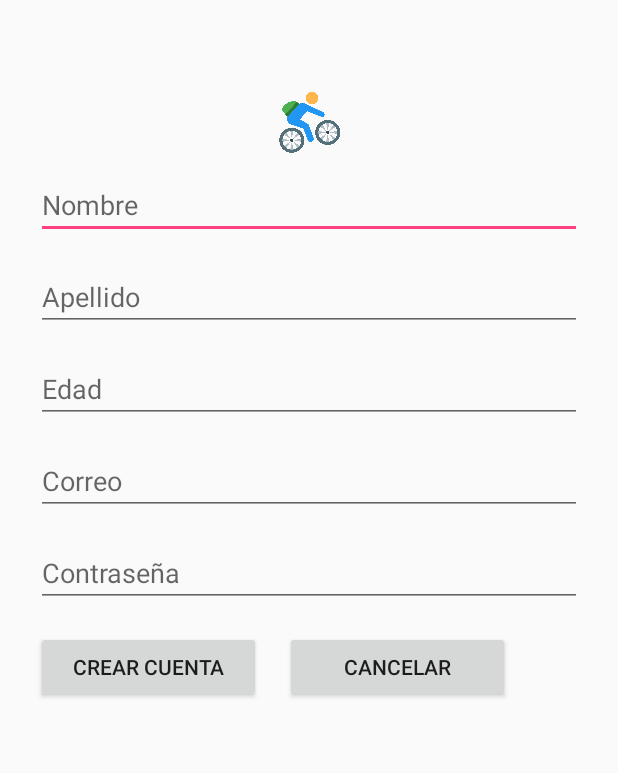
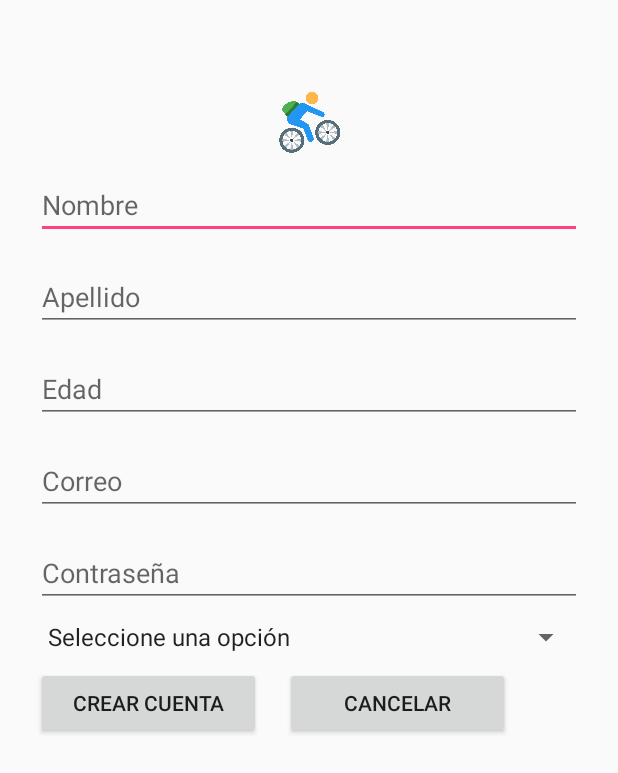
Before and after one commit to PUJCompMovM1730/BikeTrip, an Android app: the screen it shows after launch (CrearCuenta), after a tap on "CREAR CUENTA", on a phone screen of 412 x 824 dp. Shown: the top 773 px of the screen. Run offline under Robolectric (Android 15) with nearby library versions, the phone set to English and light mode, and no system bars; our stand-ins replace Firebase (no records; nobody signed in at launch, a user with empty details on screens opened directly).

Commit message:
adicion tipo usuario en la respectiva entidad y en la creación de la cuenta.

```diff
--- a/Proyecto/Source/BikeTrip/app/build.gradle
+++ b/Proyecto/Source/BikeTrip/app/build.gradle
@@ -36,6 +36,7 @@ dependencies {
     compile 'com.google.firebase:firebase-auth:11.0.4'
     compile 'com.google.firebase:firebase-storage:11.0.4'
     compile 'com.firebaseui:firebase-ui-storage:0.6.0'
+    //compile 'com.facebook.android:facebook-android-sdk:[4,5)'
     testCompile 'junit:junit:4.12'
 }
 
--- a/Proyecto/Source/BikeTrip/app/src/main/java/com/example/carlos/biketrip/CrearCuenta.java
+++ b/Proyecto/Source/BikeTrip/app/src/main/java/com/example/carlos/biketrip/CrearCuenta.java
@@ -11,10 +11,13 @@ import android.text.TextUtils;
 import android.util.Log;
 import android.view.*;
 import android.view.inputmethod.EditorInfo;
+import android.widget.AdapterView;
+import android.widget.ArrayAdapter;
 import android.widget.Button;
 import android.widget.DatePicker;
 import android.widget.EditText;
 import android.widget.ListView;
+import android.widget.Spinner;
 import android.widget.TextView;
 import android.widget.Toast;
 
@@ -52,9 +55,10 @@ public class CrearCuenta extends AppCompatActivity {
     FirebaseDatabase database;
     DatabaseReference myRef;
     Usuario nuevoUsuario;
+    int posSpinner;
 
 
-
+    Spinner spinner;
     Button bcrear;
     Button bcancelar;
 
@@ -72,6 +76,8 @@ public class CrearCuenta extends AppCompatActivity {
         super.onCreate(savedInstanceState);
         setContentView(R.layout.activity_crear_cuenta);
 
+        posSpinner = -1;
+        spinner = (Spinner)findViewById(R.id.spinnerTipoUsuario);
         bcrear = (Button)findViewById(R.id.btnConfirmCrear);
         bcancelar = (Button)findViewById(R.id.btnCancelarCrear);
 
@@ -85,6 +91,7 @@ public class CrearCuenta extends AppCompatActivity {
         mAuth =	FirebaseAuth.getInstance();
         database=	FirebaseDatabase.getInstance();
         nuevoUsuario = new Usuario();
+
 
 
         mAuthListener =	new	FirebaseAuth.AuthStateListener()	{
@@ -116,6 +123,18 @@ public class CrearCuenta extends AppCompatActivity {
             }
         });
 
+        spinner.setOnItemSelectedListener(new AdapterView.OnItemSelectedListener() {
+            @Override
+            public void onItemSelected(AdapterView<?> adapterView, View view, int i, long l) {
+                posSpinner = i-1;
+            }
+
+            @Override
+            public void onNothingSelected(AdapterView<?> adapterView) {
+
+            }
+        });
+
 
         bcrear.setOnClickListener(new View.OnClickListener() {
             @Override
@@ -136,6 +155,10 @@ public class CrearCuenta extends AppCompatActivity {
 
     private	boolean validateForm()	{
         boolean valid	=	true;
+
+        if(posSpinner>1 || posSpinner<0)
+            valid = false;
+
         String	email	=	mUser.getText().toString();
         if	(TextUtils.isEmpty(email))	{
             mUser.setError("Required.");
@@ -243,6 +266,10 @@ public class CrearCuenta extends AppCompatActivity {
                         }
                     });
         }
+        else{
+            Toast.makeText(getBaseContext(),"Forma no llenada correctamente.",
+                    Toast.LENGTH_SHORT).show();
+        }
     }
 
 
@@ -260,6 +287,7 @@ public class CrearCuenta extends AppCompatActivity {
             nuevoUsuario.setImagen("");
             nuevoUsuario.setPortada("");
             nuevoUsuario.setPeso(0);
+            nuevoUsuario.setTipo(posSpinner);
 
 
             myRef=database.getReference(PATH_USERS+user.getUid());
--- a/Proyecto/Source/BikeTrip/app/src/main/res/layout/activity_crear_cuenta.xml
+++ b/Proyecto/Source/BikeTrip/app/src/main/res/layout/activity_crear_cuenta.xml
@@ -77,6 +77,12 @@
             android:layout_marginTop="8dp"
             android:layout_marginBottom="8dp"
             android:inputType="textPassword"/>
+        <android.support.v7.widget.AppCompatSpinner
+            android:layout_width="match_parent"
+            android:layout_height="wrap_content"
+            android:id="@+id/spinnerTipoUsuario"
+            android:entries="@array/tipo_usuario">
+        </android.support.v7.widget.AppCompatSpinner>
 
 
         <LinearLayout
--- a/Proyecto/Source/BikeTrip/app/src/main/res/values/strings.xml
+++ b/Proyecto/Source/BikeTrip/app/src/main/res/values/strings.xml
@@ -48,6 +48,12 @@
     <string name="navigation_drawer_open">Open navigation drawer</string>
     <string name="navigation_drawer_close">Close navigation drawer</string>
 
+    <string-array name="tipo_usuario">
+        <item>Seleccione una opción</item>
+        <item>Empresa</item>
+        <item>Usuario</item>
+    </string-array>
+
     <string-array name="lista_agregar">
         <item>Seleccione una opción</item>
         <item>Agregar Evento</item>
--- a/Proyecto/Source/BikeTrip/build.gradle
+++ b/Proyecto/Source/BikeTrip/build.gradle
@@ -3,6 +3,8 @@
 buildscript {
     repositories {
         jcenter()
+        mavenCentral()
+
     }
     dependencies {
         classpath 'com.android.tools.build:gradle:3.0.0'
```
Also changed, not shown: Proyecto/Source/BikeTrip/app/src/main/java/entidades/Usuario.java (+10 -0 lines).
